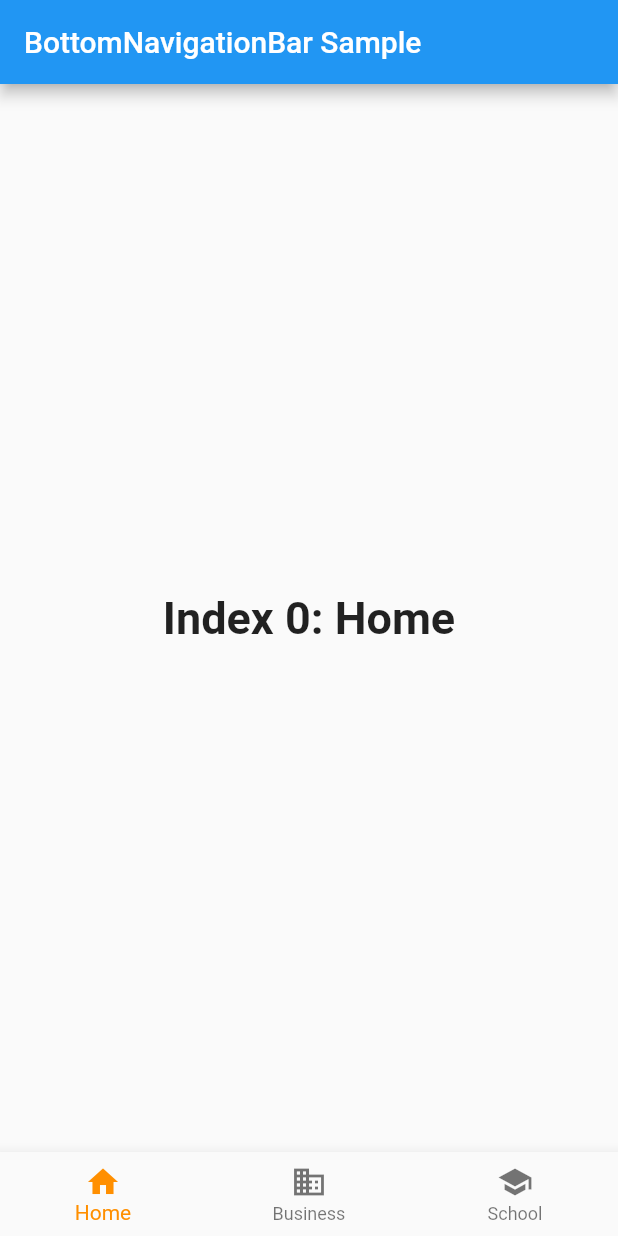
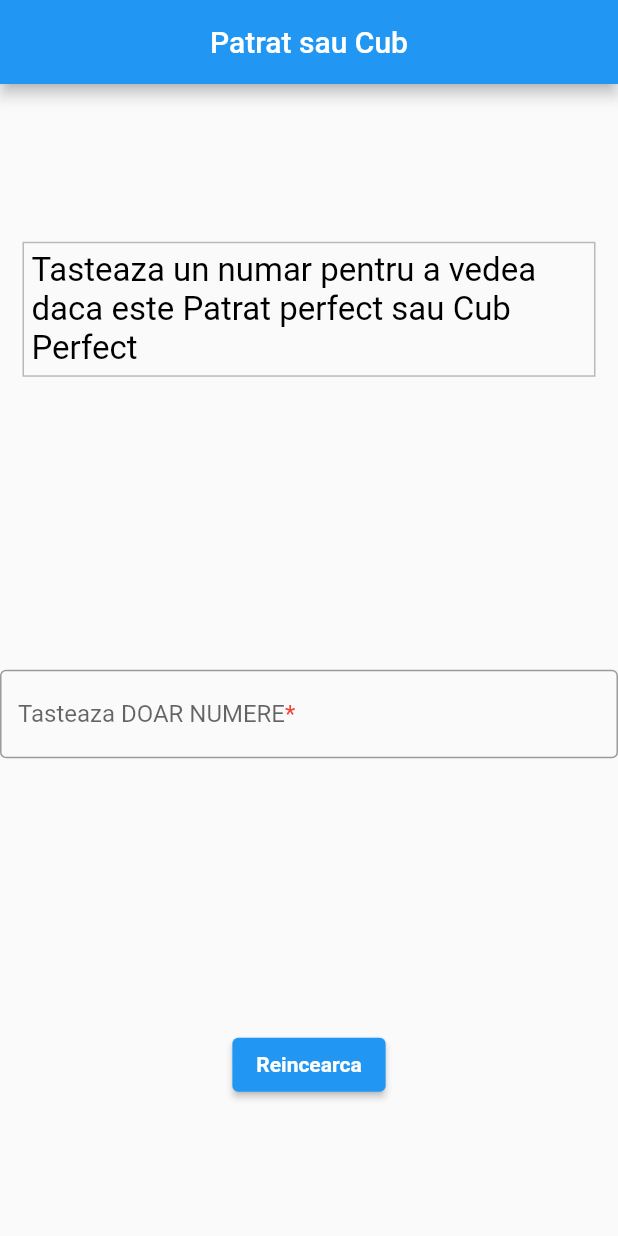
Before and after one commit to MurguAdrian/patrat_cub_2022, a Flutter app: the screen it shows after launch, on a phone screen of 412 x 824 dp. Run offline on Flutter 3.47's test engine with Material 2 defaults, Android fonts, the phone set to English and light mode, and no system bars.

Commit message:
patrat cub

```diff
--- a/lib/main.dart
+++ b/lib/main.dart
@@ -1,80 +1,136 @@
 import 'package:flutter/material.dart';
+import 'dart:math';
 
-void main() => runApp(const MyApp());
+void main() {
+  runApp(const MyApp());
+}
 
 class MyApp extends StatelessWidget {
-  const MyApp({super.key});
-
-  static const String _title = 'Flutter Code Sample';
+  const MyApp({Key? key}) : super(key: key);
 
   @override
   Widget build(BuildContext context) {
     return const MaterialApp(
-      title: _title,
-      home: MyStatefulWidget(),
+      home: HomePage(),
     );
   }
 }
 
-class MyStatefulWidget extends StatefulWidget {
-  const MyStatefulWidget({super.key});
+class HomePage extends StatefulWidget {
+  const HomePage({Key? key}) : super(key: key);
 
   @override
-  State<MyStatefulWidget> createState() => _MyStatefulWidgetState();
+  State<HomePage> createState() => _HomePageState();
 }
 
-class _MyStatefulWidgetState extends State<MyStatefulWidget> {
-  int _selectedIndex = 0;
-  static const TextStyle optionStyle =
-  TextStyle(fontSize: 30, fontWeight: FontWeight.bold);
-  static const List<Widget> _widgetOptions = <Widget>[
-    Text(
-      'Index 0: Home',
-      style: optionStyle,
-    ),
-    Text(
-      'Index 1: Business',
-      style: optionStyle,
-    ),
-    Text(
-      'Index 2: School',
-      style: optionStyle,
-    ),
-  ];
+class _HomePageState extends State<HomePage> {
+  final TextEditingController _nrSchimb = TextEditingController();
+  String _raspuns = "";
+  int ok = 0;
 
-  void _onItemTapped(int index) {
+  void _verif() {
     setState(() {
-      _selectedIndex = index;
+      for (int i = 0; i <= int.parse(_nrSchimb.text); i++) {
+        int cube = i * i * i;
+        if (cube == double.parse(_nrSchimb.text).toInt()) {
+          ok = 1;
+        }
+      }
+      if ((sqrt(double.parse(_nrSchimb.text)).toInt()) ==
+              sqrt(double.parse(_nrSchimb.text)) &&
+          ok == 1) {
+        _raspuns = "Ambele";
+      } else if ((sqrt(double.parse(_nrSchimb.text)).toInt()) ==
+          sqrt(double.parse(_nrSchimb.text))) {
+        _raspuns = "Este Patrat Perfect";
+      } else if (ok == 1) {
+        _raspuns = "Este cub Perfect";
+      } else {
+        _raspuns = "Nu este nici Patrat nici Cub Perfect";
+      }
     });
   }
 
   @override
   Widget build(BuildContext context) {
-    return Scaffold(
-      appBar: AppBar(
-        title: const Text('BottomNavigationBar Sample'),
-      ),
-      body: Center(
-        child: _widgetOptions.elementAt(_selectedIndex),
-      ),
-      bottomNavigationBar: BottomNavigationBar(
-        items: const <BottomNavigationBarItem>[
-          BottomNavigationBarItem(
-            icon: Icon(Icons.home),
-            label: 'Home',
+    return MaterialApp(
+      home: Scaffold(
+        appBar: AppBar(
+          backgroundColor: Colors.blue,
+          title: const Center(
+            child: Text("Patrat sau Cub"),
           ),
-          BottomNavigationBarItem(
-            icon: Icon(Icons.business),
-            label: 'Business',
+        ),
+        body: Form(
+          child: Center(
+            child: Column(
+              mainAxisAlignment: MainAxisAlignment.spaceAround,
+              children: <Widget>[
+                Container(
+                  margin: const EdgeInsets.all(15.0),
+                  padding: const EdgeInsets.all(5.0),
+                  decoration:
+                      BoxDecoration(border: Border.all(color: Colors.black26)),
+                  child: const Text(
+                    'Tasteaza un numar pentru a vedea daca este Patrat perfect sau Cub Perfect',
+                    style: TextStyle(fontSize: 22.0, color: Colors.black),
+                  ),
+                ),
+                TextField(
+                  keyboardType:
+                      const TextInputType.numberWithOptions(decimal: false),
+                  controller: _nrSchimb,
+                  decoration: const InputDecoration(
+                      label: Text.rich(
+                        TextSpan(
+                          children: <InlineSpan>[
+                            WidgetSpan(
+                              child: Text(
+                                'Tasteaza DOAR NUMERE',
+                              ),
+                            ),
+                            WidgetSpan(
+                              child: Text(
+                                '*',
+                                style: TextStyle(color: Colors.red),
+                              ),
+                            ),
+                          ],
+                        ),
+                      ),
+                      border: OutlineInputBorder(),
+                      hintText: 'Tasteaza Numarul'),
+                ),
+                ElevatedButton(
+                  onPressed: () {
+                    _verif();
+                    showDialog(
+                      context: context,
+                      builder: (context) => AlertDialog(
+                        title: Text(_nrSchimb.text),
+                        content: Text(_raspuns),
+                        actions: <Widget>[
+                          ElevatedButton(
+                            onPressed: () {
+                              Navigator.pop(context);
+                            },
+                            child: const Text('Ok'),
+                          ),
+                        ],
+                      ),
+                    );
+                  },
+                  child: const Text(
+                    "Reincearca",
+                    style: TextStyle(
+                      fontWeight: FontWeight.bold,
+                    ),
+                  ),
+                ),
+              ],
+            ),
           ),
-          BottomNavigationBarItem(
-            icon: Icon(Icons.school),
-            label: 'School',
-          ),
-        ],
-        currentIndex: _selectedIndex,
-        selectedItemColor: Colors.amber[800],
-        onTap: _onItemTapped,
+        ),
       ),
     );
   }
```
Also changed, not shown: pubspec.yaml (+1 -68 lines), pubspec.lock, 1 other file.
